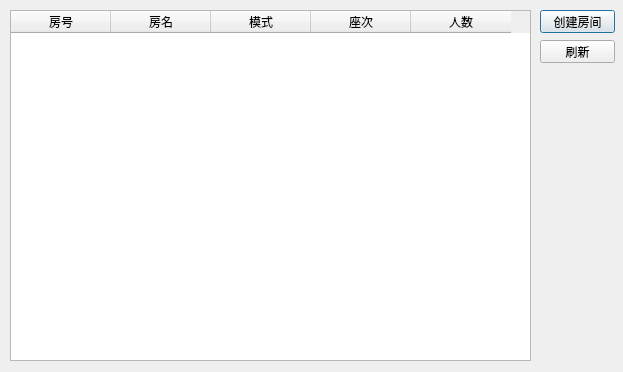
Qt form client/Lobby.ui (chntujia/CodfiyAsteriatedGrailClient) before a commit.
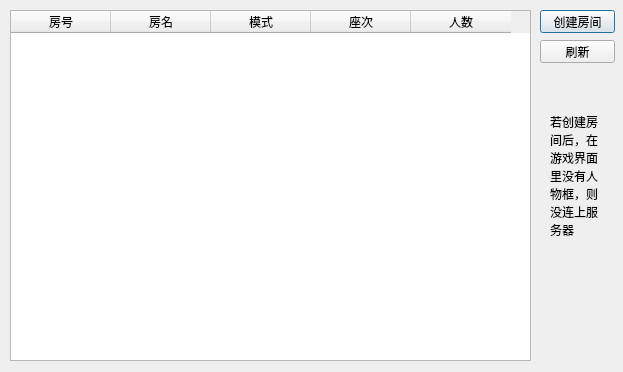
The same form after that commit.

What changed in the file:
```diff
--- a/client/Lobby.ui
+++ b/client/Lobby.ui
@@ -74,6 +74,28 @@
     <string>刷新</string>
    </property>
   </widget>
+  <widget class="QLabel" name="label">
+   <property name="geometry">
+    <rect>
+     <x>550</x>
+     <y>80</y>
+     <width>54</width>
+     <height>191</height>
+    </rect>
+   </property>
+   <property name="autoFillBackground">
+    <bool>false</bool>
+   </property>
+   <property name="text">
+    <string>若创建房间后，在游戏界面里没有人物框，则没连上服务器</string>
+   </property>
+   <property name="alignment">
+    <set>Qt::AlignLeading|Qt::AlignLeft|Qt::AlignVCenter</set>
+   </property>
+   <property name="wordWrap">
+    <bool>true</bool>
+   </property>
+  </widget>
  </widget>
  <resources/>
  <connections/>
```
